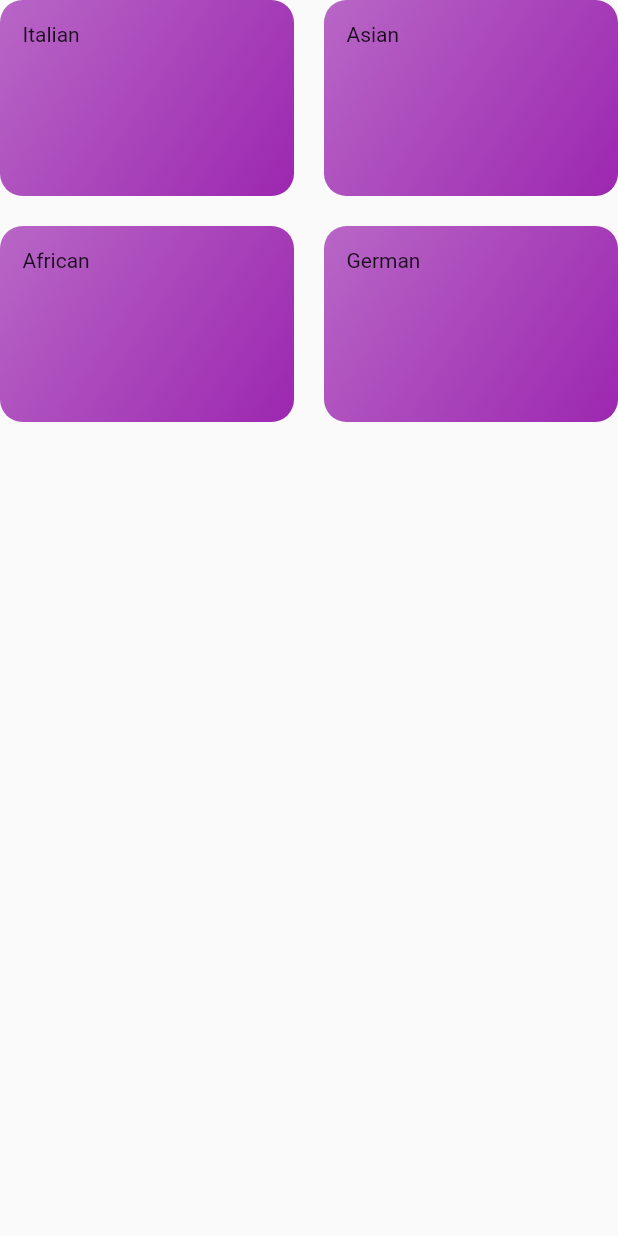
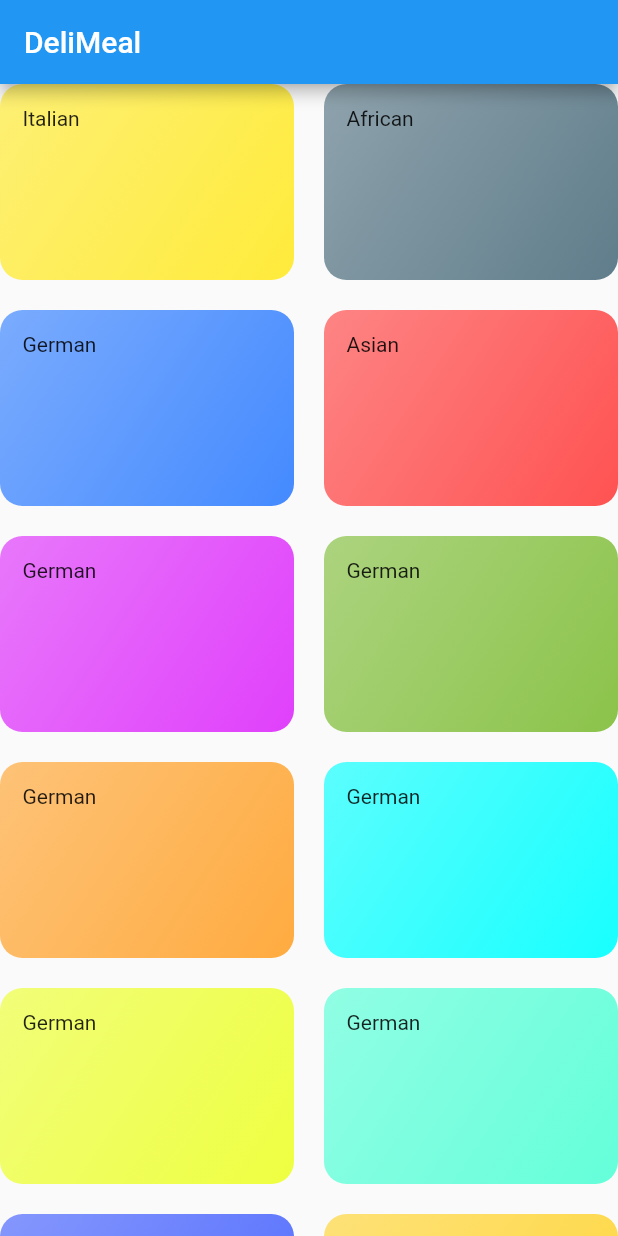
Before and after one commit to pol-dev-shinroo/meals_app, a Flutter app: the CategoriesScreen screen opened directly, on a phone screen of 412 x 824 dp. Run offline on Flutter 3.47's test engine with Material 2 defaults, Android fonts, the phone set to English and light mode, and no system bars.

Commit message:
categories_screen

```diff
--- a/lib/categories_screen.dart
+++ b/lib/categories_screen.dart
@@ -7,7 +7,11 @@ class CategoriesScreen extends StatelessWidget {
 
   @override
   Widget build(BuildContext context) {
-    return GridView(
+    return Scaffold(
+      appBar: AppBar(
+        title: const Text("DeliMeal"),
+      ),
+      body: GridView(
         gridDelegate: const SliverGridDelegateWithMaxCrossAxisExtent(
           maxCrossAxisExtent: 200,
           childAspectRatio: 3 / 2,
@@ -22,6 +26,7 @@ class CategoriesScreen extends StatelessWidget {
               ),
             )
             .toList(),
+      ),
     );
   }
 }
--- a/lib/dummy_data.dart
+++ b/lib/dummy_data.dart
@@ -2,8 +2,16 @@ import 'package:flutter/material.dart';
 import "./models/category.dart";
 
 const dummyData = [
-  Category(id: "c1", title: "Italian", color: Colors.purple),
-  Category(id: "c2", title: "Asian", color: Colors.purple),
-  Category(id: "c3", title: "African", color: Colors.purple),
-  Category(id: "c4", title: "German", color: Colors.purple),
+  Category(id: "c1", title: "Italian", color: Colors.yellow),
+  Category(id: "c3", title: "African", color: Colors.blueGrey),
+  Category(id: "c4", title: "German", color: Colors.blueAccent),
+  Category(id: "c2", title: "Asian", color: Colors.redAccent),
+  Category(id: "c5", title: "German", color: Colors.purpleAccent),
+  Category(id: "c6", title: "German", color: Colors.lightGreen),
+  Category(id: "c7", title: "German", color: Colors.orangeAccent),
+  Category(id: "c8", title: "German", color: Colors.cyanAccent),
+  Category(id: "c9", title: "German", color: Colors.limeAccent),
+  Category(id: "c10", title: "German", color: Colors.tealAccent),
+  Category(id: "c11", title: "German", color: Colors.indigoAccent),
+  Category(id: "c12", title: "German", color: Colors.amberAccent),
 ];
```
Also changed, not shown: lib/main.dart (+2 -21 lines). Lines whose indentation alone changed are shown as unchanged.
